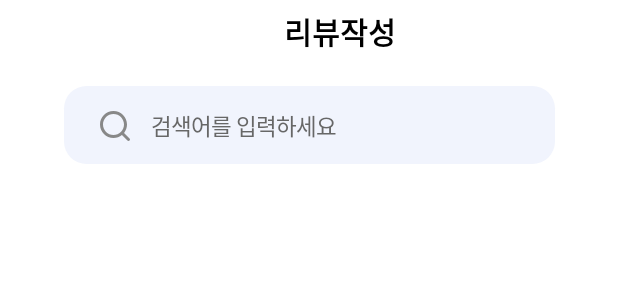
After one commit to Team-Tlog/Tlog-app, an Android app built with Jetpack Compose: the @Preview function ReviewWriteList, on a phone screen of 412 x 824 dp. The commit adds this screen. Shown: the top 300 px of the screen. Run offline under Robolectric (Android 15) with nearby library versions, the phone set to English and light mode, and no system bars.

Commit message:
feat: 리뷰작성 검색어 리스트 스크린구현

```diff
--- /dev/null
+++ b/Tlog/app/src/main/java/com/tlog/ui/component/TopFieldBar.kt
@@ -0,0 +1,63 @@
+package com.tlog.ui.component
+
+import androidx.compose.foundation.layout.Arrangement
+import androidx.compose.foundation.layout.Box
+import androidx.compose.foundation.layout.Row
+import androidx.compose.foundation.layout.fillMaxWidth
+import androidx.compose.foundation.layout.height
+import androidx.compose.foundation.layout.padding
+import androidx.compose.foundation.layout.size
+import androidx.compose.material3.IconButton
+import androidx.compose.material3.Text
+import androidx.compose.runtime.Composable
+import androidx.compose.ui.Alignment
+import androidx.compose.ui.Modifier
+import androidx.compose.ui.graphics.Color
+import androidx.compose.ui.text.font.FontWeight
+import androidx.compose.ui.text.style.TextAlign
+import androidx.compose.ui.unit.dp
+import androidx.compose.ui.unit.sp
+
+
+
+@Composable
+fun TopFieldBar(
+    text: String = "리뷰작성",
+    onBackClick: () -> Unit
+) {
+    Box(
+        Modifier
+            .fillMaxWidth()
+            .height(42.dp)
+            .padding(horizontal = 14.dp)
+    ) {
+        Row(
+            modifier = Modifier.fillMaxWidth(),
+            horizontalArrangement = Arrangement.Center, // 가로 방향 가운데 정렬
+            verticalAlignment = Alignment.CenterVertically // 세로 방향 가운데 정렬
+        ) {
+            IconButton(
+                onClick = onBackClick,
+                modifier = Modifier
+                    .size(42.dp)
+                    .padding(10.dp)
+            ) {
+//                Icon(                    /*추후 아이콘 생길 시 주석해제*/
+//                    painter = painterResource(id = R.drawable.ic_left_arrow),
+//                    contentDescription = "go_back",
+//                )
+            }
+
+            Text(
+                modifier = Modifier.fillMaxWidth(),
+                text = text,
+                fontSize = 20.sp,
+                lineHeight = 20.sp,
+//                fontFamily = MainFont,    /*폰트 추가 해야함*/
+                fontWeight = FontWeight(800),
+                color = Color(0xFF000000),
+                textAlign = TextAlign.Center,
+            )
+        }
+    }
+}
--- /dev/null
+++ b/Tlog/app/src/main/java/com/tlog/ui/screen/ReviewWriteList.kt
@@ -0,0 +1,112 @@
+package com.tlog.ui.screen
+
+import androidx.compose.foundation.background
+import androidx.compose.foundation.layout.Arrangement
+import androidx.compose.foundation.layout.Box
+import androidx.compose.foundation.layout.BoxWithConstraints
+import androidx.compose.foundation.layout.Column
+import androidx.compose.foundation.layout.Row
+import androidx.compose.foundation.layout.Spacer
+import androidx.compose.foundation.layout.fillMaxSize
+import androidx.compose.foundation.layout.fillMaxWidth
+import androidx.compose.foundation.layout.height
+import androidx.compose.foundation.layout.padding
+import androidx.compose.foundation.layout.size
+import androidx.compose.foundation.layout.width
+import androidx.compose.foundation.shape.RoundedCornerShape
+import androidx.compose.material3.Icon
+import androidx.compose.material3.IconButton
+import androidx.compose.material3.Surface
+import androidx.compose.material3.Text
+import androidx.compose.runtime.Composable
+import androidx.compose.runtime.remember
+import androidx.compose.ui.Alignment
+import androidx.compose.ui.Modifier
+import androidx.compose.ui.graphics.Color
+import androidx.compose.ui.res.painterResource
+import androidx.compose.ui.text.font.FontWeight
+import androidx.compose.ui.text.style.TextAlign
+import androidx.compose.ui.tooling.preview.Preview
+import androidx.compose.ui.unit.dp
+import androidx.compose.ui.unit.sp
+import com.tlog.R
+import com.tlog.ui.component.TopFieldBar
+
+
+
+object Variables {
+    val backgroundBlue: Color = Color(0xFFF1F4FD)
+}
+@Preview
+@Composable
+fun ReviewWriteList() {
+    Surface(
+        modifier = Modifier.fillMaxSize(),
+        color = Color.White
+    ) {
+        BoxWithConstraints(
+            modifier = Modifier.fillMaxSize()
+        ) {
+            val topPadding = maxHeight * 0.20f
+            val startPadding = maxWidth * 0.11f
+            val midPadding = maxHeight * 0.35f
+            val iconTopPadding = maxHeight * 0.04f
+            val bottomPadding = maxHeight * 0.1f
+            val iconSpace = maxWidth * 0.1f
+            val iconSize = maxWidth * 0.14f
+
+            Column(
+                modifier = Modifier.fillMaxSize(),
+            ) {
+                // ✅ TopField 컴포넌트 적용
+                TopFieldBar(
+                    text = "리뷰작성",
+                    onBackClick = {
+                        // TODO: 뒤로 가기 동작 추가 (예: 네비게이션 뒤로 가기)
+                        println("뒤로 가기 버튼 클릭됨")
+                    }
+                )
+
+                Spacer(modifier = Modifier.height(15.dp))
+
+                // ✅ 검색창
+                Box(
+                    modifier = Modifier
+                        .width(327.dp)
+                        .height(52.dp)
+                        .background(
+                            color = Variables.backgroundBlue,
+                            shape = RoundedCornerShape(size = 15.dp)
+                        )
+                        .padding(horizontal = 10.dp, vertical = 5.dp) // Apply equal padding on left and right
+                        .align(Alignment.CenterHorizontally),  // Center horizontally
+                    contentAlignment = Alignment.Center
+                ) {
+                    Row(
+                        modifier = Modifier
+                            .fillMaxWidth()
+                            .padding(horizontal = 14.dp),
+                        verticalAlignment = Alignment.CenterVertically
+                    ) {
+                        Icon(
+                            painter = painterResource(id = R.drawable.ic_search), // 돋보기 아이콘
+                            contentDescription = "검색",
+                            tint = Color.Gray
+                        )
+
+                        Spacer(modifier = Modifier.width(14.dp))
+
+                        Text(
+                            modifier = Modifier.fillMaxWidth(),
+                            text = "검색어를 입력하세요",
+                            fontSize = 15.sp,
+//                            fontFamily = MainFont,   /*폰트 추가 해야함*/
+                            fontWeight = FontWeight(400),
+                            color = Color(0xFF676767),
+                        )
+                    }
+                }
+            }
+        }
+    }
+}
--- a/Tlog/app/src/main/java/com/tlog/ui/theme/Theme.kt
+++ b/Tlog/app/src/main/java/com/tlog/ui/theme/Theme.kt
@@ -10,6 +10,10 @@ import androidx.compose.material3.dynamicLightColorScheme
 import androidx.compose.material3.lightColorScheme
 import androidx.compose.runtime.Composable
 import androidx.compose.ui.platform.LocalContext
+import androidx.compose.ui.text.font.Font
+import androidx.compose.ui.text.font.FontFamily
+import androidx.compose.ui.text.font.FontWeight
+import com.tlog.R
 
 private val DarkColorScheme = darkColorScheme(
     primary = Purple80,
@@ -21,16 +25,6 @@ private val LightColorScheme = lightColorScheme(
     primary = Purple40,
     secondary = PurpleGrey40,
     tertiary = Pink40
-
-    /* Other default colors to override
-    background = Color(0xFFFFFBFE),
-    surface = Color(0xFFFFFBFE),
-    onPrimary = Color.White,
-    onSecondary = Color.White,
-    onTertiary = Color.White,
-    onBackground = Color(0xFF1C1B1F),
-    onSurface = Color(0xFF1C1B1F),
-    */
 )
 
 @Composable
--- /dev/null
+++ b/Tlog/app/src/main/res/drawable/ic_left_arrow.xml
@@ -0,0 +1,10 @@
+<vector xmlns:android="http://schemas.android.com/apk/res/android"
+    android:width="8dp"
+    android:height="14dp"
+    android:viewportWidth="8"
+    android:viewportHeight="14">
+  <path
+      android:pathData="M7.707,0.293C8.098,0.683 8.098,1.317 7.707,1.707L2.414,7L7.707,12.293C8.098,12.683 8.098,13.317 7.707,13.707C7.317,14.098 6.683,14.098 6.293,13.707L0.293,7.707C-0.098,7.317 -0.098,6.683 0.293,6.293L6.293,0.293C6.683,-0.098 7.317,-0.098 7.707,0.293Z"
+      android:fillColor="#000000"
+      android:fillType="evenOdd"/>
+</vector>
--- /dev/null
+++ b/Tlog/app/src/main/res/drawable/ic_search.xml
@@ -0,0 +1,10 @@
+<vector xmlns:android="http://schemas.android.com/apk/res/android"
+    android:width="20dp"
+    android:height="20dp"
+    android:viewportWidth="20"
+    android:viewportHeight="20">
+  <path
+      android:pathData="M9,2C5.134,2 2,5.134 2,9C2,12.866 5.134,16 9,16C10.886,16 12.598,15.254 13.856,14.041C13.883,14.007 13.911,13.974 13.943,13.943C13.974,13.911 14.007,13.883 14.041,13.856C15.254,12.598 16,10.886 16,9C16,5.134 12.866,2 9,2ZM16.032,14.618C17.264,13.078 18,11.125 18,9C18,4.029 13.971,0 9,0C4.029,0 0,4.029 0,9C0,13.971 4.029,18 9,18C11.125,18 13.078,17.264 14.618,16.032L18.293,19.707C18.683,20.098 19.317,20.098 19.707,19.707C20.098,19.317 20.098,18.683 19.707,18.293L16.032,14.618Z"
+      android:fillColor="#676767"
+      android:fillType="evenOdd"/>
+</vector>
--- a/Tlog/gradle/libs.versions.toml
+++ b/Tlog/gradle/libs.versions.toml
@@ -1,5 +1,5 @@
 [versions]
-agp = "8.8.0"
+agp = "8.9.0"
 kotlin = "2.0.0"
 coreKtx = "1.15.0"
 junit = "4.13.2"
```
Also changed, not shown: Tlog/gradle/wrapper/gradle-wrapper.properties.
